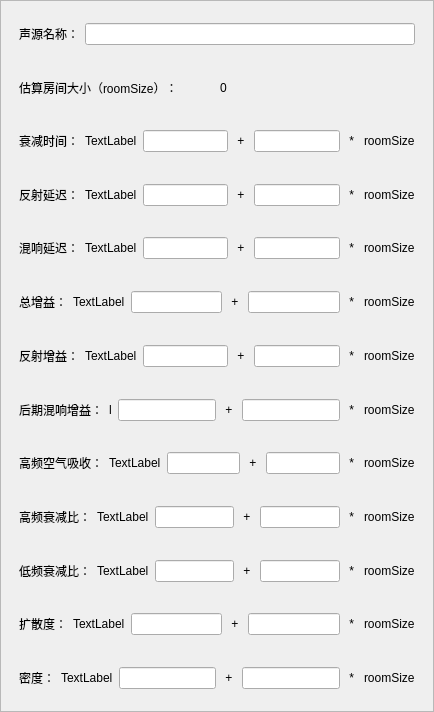
Qt form form/sourceparameterwidget.ui (Achestnuts/3D_audio) before a commit.
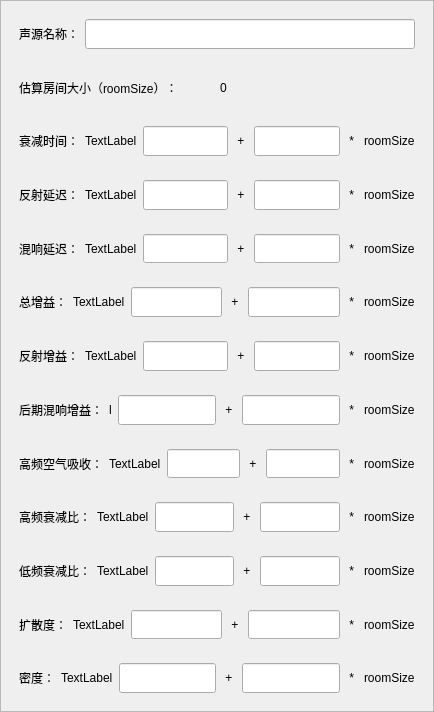
The same form after that commit.

What changed in the file:
```diff
--- a/form/sourceparameterwidget.ui
+++ b/form/sourceparameterwidget.ui
@@ -37,8 +37,8 @@
      <widget class="QWidget" name="scrollAreaWidgetContents">
       <property name="geometry">
        <rect>
-        <x>0</x>
-        <y>0</y>
+        <x>-50</x>
+        <y>-18</y>
         <width>465</width>
         <height>711</height>
        </rect>
@@ -48,7 +48,14 @@
         <widget class="QWidget" name="nameWidget" native="true">
          <layout class="QGridLayout" name="gridLayout_4">
           <item row="1" column="1">
-           <widget class="QLineEdit" name="nameEdit"/>
+           <widget class="QLineEdit" name="nameEdit">
+            <property name="sizePolicy">
+             <sizepolicy hsizetype="Expanding" vsizetype="Preferred">
+              <horstretch>0</horstretch>
+              <verstretch>0</verstretch>
+             </sizepolicy>
+            </property>
+           </widget>
           </item>
           <item row="1" column="0">
            <widget class="QLabel" name="nameLabel">
@@ -112,10 +119,24 @@
            </widget>
           </item>
           <item row="1" column="2">
-           <widget class="QLineEdit" name="decayTimeIntercept"/>
+           <widget class="QLineEdit" name="decayTimeIntercept">
+            <property name="sizePolicy">
+             <sizepolicy hsizetype="Expanding" vsizetype="Preferred">
+              <horstretch>0</horstretch>
+              <verstretch>0</verstretch>
+             </sizepolicy>
+            </property>
+           </widget>
           </item>
           <item row="1" column="5">
-           <widget class="QLineEdit" name="decayTimeFactor"/>
+           <widget class="QLineEdit" name="decayTimeFactor">
+            <property name="sizePolicy">
+             <sizepolicy hsizetype="Expanding" vsizetype="Preferred">
+              <horstretch>0</horstretch>
+              <verstretch>0</verstretch>
+             </sizepolicy>
+            </property>
+           </widget>
           </item>
           <item row="1" column="1">
            <widget class="QLabel" name="decayTimeValue">
@@ -131,7 +152,14 @@
         <widget class="QWidget" name="reflectionsDelayWidget" native="true">
          <layout class="QGridLayout" name="reflectionDelayWidgetLayout">
           <item row="1" column="5">
-           <widget class="QLineEdit" name="reflectionsDelayFactor"/>
+           <widget class="QLineEdit" name="reflectionsDelayFactor">
+            <property name="sizePolicy">
+             <sizepolicy hsizetype="Expanding" vsizetype="Preferred">
+              <horstretch>0</horstretch>
+              <verstretch>0</verstretch>
+             </sizepolicy>
+            </property>
+           </widget>
           </item>
           <item row="1" column="7">
            <widget class="QLabel" name="reflectionsDelayRoomSize">
@@ -141,7 +169,14 @@
            </widget>
           </item>
           <item row="1" column="2">
-           <widget class="QLineEdit" name="reflectionsDelayIntercept"/>
+           <widget class="QLineEdit" name="reflectionsDelayIntercept">
+            <property name="sizePolicy">
+             <sizepolicy hsizetype="Expanding" vsizetype="Preferred">
+              <horstretch>0</horstretch>
+              <verstretch>0</verstretch>
+             </sizepolicy>
+            </property>
+           </widget>
           </item>
           <item row="1" column="4">
            <widget class="QLabel" name="reflectionsDelayPlus">
@@ -185,7 +220,14 @@
            </widget>
           </item>
           <item row="1" column="5">
-           <widget class="QLineEdit" name="lateReverbDelayFactor"/>
+           <widget class="QLineEdit" name="lateReverbDelayFactor">
+            <property name="sizePolicy">
+             <sizepolicy hsizetype="Expanding" vsizetype="Preferred">
+              <horstretch>0</horstretch>
+              <verstretch>0</verstretch>
+             </sizepolicy>
+            </property>
+           </widget>
           </item>
           <item row="1" column="6">
            <widget class="QLabel" name="lateReverbDelayMultiplacation">
@@ -209,7 +251,14 @@
            </widget>
           </item>
           <item row="1" column="2">
-           <widget class="QLineEdit" name="lateReverbDelayIntercept"/>
+           <widget class="QLineEdit" name="lateReverbDelayIntercept">
+            <property name="sizePolicy">
+             <sizepolicy hsizetype="Expanding" vsizetype="Preferred">
+              <horstretch>0</horstretch>
+              <verstretch>0</verstretch>
+             </sizepolicy>
+            </property>
+           </widget>
           </item>
           <item row="1" column="1">
            <widget class="QLabel" name="lateReverbDelayValue">
@@ -232,7 +281,14 @@
            </widget>
           </item>
           <item row="1" column="2">
-           <widget class="QLineEdit" name="gainIntercept"/>
+           <widget class="QLineEdit" name="gainIntercept">
+            <property name="sizePolicy">
+             <sizepolicy hsizetype="Expanding" vsizetype="Preferred">
+              <horstretch>0</horstretch>
+              <verstretch>0</verstretch>
+             </sizepolicy>
+            </property>
+           </widget>
           </item>
           <item row="1" column="6">
            <widget class="QLabel" name="gainMultiplacation">
@@ -242,7 +298,14 @@
            </widget>
           </item>
           <item row="1" column="5">
-           <widget class="QLineEdit" name="gainFactor"/>
+           <widget class="QLineEdit" name="gainFactor">
+            <property name="sizePolicy">
+             <sizepolicy hsizetype="Expanding" vsizetype="Preferred">
+              <horstretch>0</horstretch>
+              <verstretch>0</verstretch>
+             </sizepolicy>
+            </property>
+           </widget>
           </item>
           <item row="1" column="0">
            <widget class="QLabel" name="gainLabel">
@@ -272,7 +335,14 @@
         <widget class="QWidget" name="reflectionsGainWidget" native="true">
          <layout class="QGridLayout" name="reflectionsGainWidgetLayout">
           <item row="1" column="5">
-           <widget class="QLineEdit" name="reflectionsGainFactor"/>
+           <widget class="QLineEdit" name="reflectionsGainFactor">
+            <property name="sizePolicy">
+             <sizepolicy hsizetype="Expanding" vsizetype="Preferred">
+              <horstretch>0</horstretch>
+              <verstretch>0</verstretch>
+             </sizepolicy>
+            </property>
+           </widget>
           </item>
           <item row="1" column="7">
            <widget class="QLabel" name="reflectionsGainRoomSize">
@@ -303,7 +373,14 @@
            </widget>
           </item>
           <item row="1" column="2">
-           <widget class="QLineEdit" name="reflectionsGainIntercept"/>
+           <widget class="QLineEdit" name="reflectionsGainIntercept">
+            <property name="sizePolicy">
+             <sizepolicy hsizetype="Expanding" vsizetype="Preferred">
+              <horstretch>0</horstretch>
+              <verstretch>0</verstretch>
+             </sizepolicy>
+            </property>
+           </widget>
           </item>
           <item row="1" column="1">
            <widget class="QLabel" name="reflectionsGainValue">
@@ -319,7 +396,14 @@
         <widget class="QWidget" name="lateReverbGainWidget" native="true">
          <layout class="QGridLayout" name="lateReverbGainLayout">
           <item row="1" column="2">
-           <widget class="QLineEdit" name="lateReverbGainIntercept"/>
+           <widget class="QLineEdit" name="lateReverbGainIntercept">
+            <property name="sizePolicy">
+             <sizepolicy hsizetype="Expanding" vsizetype="Preferred">
+              <horstretch>0</horstretch>
+              <verstretch>0</verstretch>
+             </sizepolicy>
+            </property>
+           </widget>
           </item>
           <item row="1" column="0">
            <widget class="QLabel" name="lateReverbGainLabel">
@@ -329,7 +413,14 @@
            </widget>
           </item>
           <item row="1" column="5">
-           <widget class="QLineEdit" name="lateReverbGainFactor"/>
+           <widget class="QLineEdit" name="lateReverbGainFactor">
+            <property name="sizePolicy">
+             <sizepolicy hsizetype="Expanding" vsizetype="Preferred">
+              <horstretch>0</horstretch>
+              <verstretch>0</verstretch>
+             </sizepolicy>
+            </property>
+           </widget>
           </item>
           <item row="1" column="7">
            <widget class="QLabel" name="lateReverbGainRoomSize">
@@ -366,7 +457,14 @@
         <widget class="QWidget" name="airAbsorptionHFWidget" native="true">
          <layout class="QGridLayout" name="airAbsorptionHFLayout">
           <item row="1" column="2">
-           <widget class="QLineEdit" name="airAbsorptionHFIntercept"/>
+           <widget class="QLineEdit" name="airAbsorptionHFIntercept">
+            <property name="sizePolicy">
+             <sizepolicy hsizetype="Expanding" vsizetype="Preferred">
+              <horstretch>0</horstretch>
+              <verstretch>0</verstretch>
+             </sizepolicy>
+            </property>
+           </widget>
           </item>
           <item row="1" column="7">
            <widget class="QLabel" name="airAbsorptionHFRoomSize">
@@ -390,7 +488,14 @@
            </widget>
           </item>
           <item row="1" column="5">
-           <widget class="QLineEdit" name="airAbsorptionHFFactor"/>
+           <widget class="QLineEdit" name="airAbsorptionHFFactor">
+            <property name="sizePolicy">
+             <sizepolicy hsizetype="Expanding" vsizetype="Preferred">
+              <horstretch>0</horstretch>
+              <verstretch>0</verstretch>
+             </sizepolicy>
+            </property>
+           </widget>
           </item>
           <item row="1" column="4">
            <widget class="QLabel" name="airAbsorptionHFPlus">
@@ -427,7 +532,14 @@
            </widget>
           </item>
           <item row="1" column="2">
-           <widget class="QLineEdit" name="decayHFRatioIntercept"/>
+           <widget class="QLineEdit" name="decayHFRatioIntercept">
+            <property name="sizePolicy">
+             <sizepolicy hsizetype="Expanding" vsizetype="Preferred">
+              <horstretch>0</horstretch>
+              <verstretch>0</verstretch>
+             </sizepolicy>
+            </property>
+           </widget>
           </item>
           <item row="1" column="4">
            <widget class="QLabel" name="decayHFRatioPlus">
@@ -437,7 +549,14 @@
            </widget>
           </item>
           <item row="1" column="5">
-           <widget class="QLineEdit" name="decayHFRatioFactor"/>
+           <widget class="QLineEdit" name="decayHFRatioFactor">
+            <property name="sizePolicy">
+             <sizepolicy hsizetype="Expanding" vsizetype="Preferred">
+              <horstretch>0</horstretch>
+              <verstretch>0</verstretch>
+             </sizepolicy>
+            </property>
+           </widget>
           </item>
           <item row="1" column="7">
            <widget class="QLabel" name="decayHFRatioRoomSize">
@@ -474,7 +593,14 @@
            </widget>
           </item>
           <item row="1" column="5">
-           <widget class="QLineEdit" name="decayLFRatioFactor"/>
+           <widget class="QLineEdit" name="decayLFRatioFactor">
+            <property name="sizePolicy">
+             <sizepolicy hsizetype="Expanding" vsizetype="Preferred">
+              <horstretch>0</horstretch>
+              <verstretch>0</verstretch>
+             </sizepolicy>
+            </property>
+           </widget>
           </item>
           <item row="1" column="7">
            <widget class="QLabel" name="decayLFRatioRoomSize">
@@ -484,7 +610,14 @@
            </widget>
           </item>
           <item row="1" column="2">
-           <widget class="QLineEdit" name="decayLFRatioIntercept"/>
+           <widget class="QLineEdit" name="decayLFRatioIntercept">
+            <property name="sizePolicy">
+             <sizepolicy hsizetype="Expanding" vsizetype="Preferred">
+              <horstretch>0</horstretch>
+              <verstretch>0</verstretch>
+             </sizepolicy>
+            </property>
+           </widget>
           </item>
           <item row="1" column="4">
            <widget class="QLabel" name="decayLFRatioPlus">
@@ -535,7 +668,14 @@
            </widget>
           </item>
           <item row="1" column="5">
-           <widget class="QLineEdit" name="diffusionFactor"/>
+           <widget class="QLineEdit" name="diffusionFactor">
+            <property name="sizePolicy">
+             <sizepolicy hsizetype="Expanding" vsizetype="Preferred">
+              <horstretch>0</horstretch>
+              <verstretch>0</verstretch>
+             </sizepolicy>
+            </property>
+           </widget>
           </item>
           <item row="1" column="4">
            <widget class="QLabel" name="diffusionPlus">
@@ -545,7 +685,14 @@
            </widget>
           </item>
           <item row="1" column="2">
-           <widget class="QLineEdit" name="diffusionIntercept"/>
+           <widget class="QLineEdit" name="diffusionIntercept">
+            <property name="sizePolicy">
+             <sizepolicy hsizetype="Expanding" vsizetype="Preferred">
+              <horstretch>0</horstretch>
+              <verstretch>0</verstretch>
+             </sizepolicy>
+            </property>
+           </widget>
           </item>
          </layout>
         </widget>
@@ -582,10 +729,24 @@
            </widget>
           </item>
           <item row="1" column="5">
-           <widget class="QLineEdit" name="densityFactor"/>
+           <widget class="QLineEdit" name="densityFactor">
+            <property name="sizePolicy">
+             <sizepolicy hsizetype="Expanding" vsizetype="Preferred">
+              <horstretch>0</horstretch>
+              <verstretch>0</verstretch>
+             </sizepolicy>
+            </property>
+           </widget>
           </item>
           <item row="1" column="2">
-           <widget class="QLineEdit" name="densityIntercept"/>
+           <widget class="QLineEdit" name="densityIntercept">
+            <property name="sizePolicy">
+             <sizepolicy hsizetype="Expanding" vsizetype="Preferred">
+              <horstretch>0</horstretch>
+              <verstretch>0</verstretch>
+             </sizepolicy>
+            </property>
+           </widget>
           </item>
           <item row="1" column="1">
            <widget class="QLabel" name="densityValue">
```
